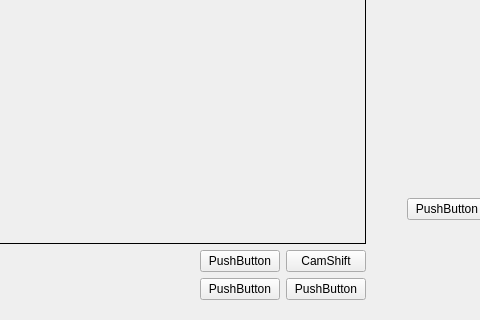
Qt form SmartCar/widget.ui (lxgouc/Qt-tcp-opencv) before a commit; both pictures show x 254 to 734 and y 220 to 540 of the 960 by 540 pixel window.
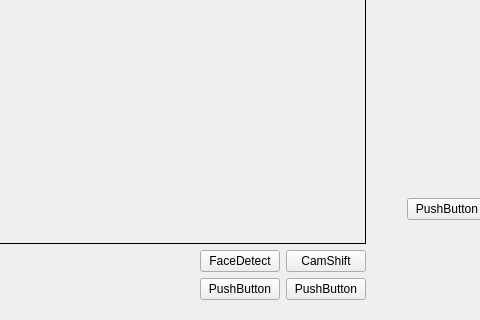
The same form after that commit. Custom widgets are drawn as their Qt base class.

Patch:
```diff
--- a/SmartCar/widget.ui
+++ b/SmartCar/widget.ui
@@ -74,7 +74,7 @@
         <item>
          <widget class="QPushButton" name="pushButton_7">
           <property name="text">
-           <string>PushButton</string>
+           <string>FaceDetect</string>
           </property>
          </widget>
         </item>
```
Left out of the diff: 2 changed lines with no effect on the pictures.
